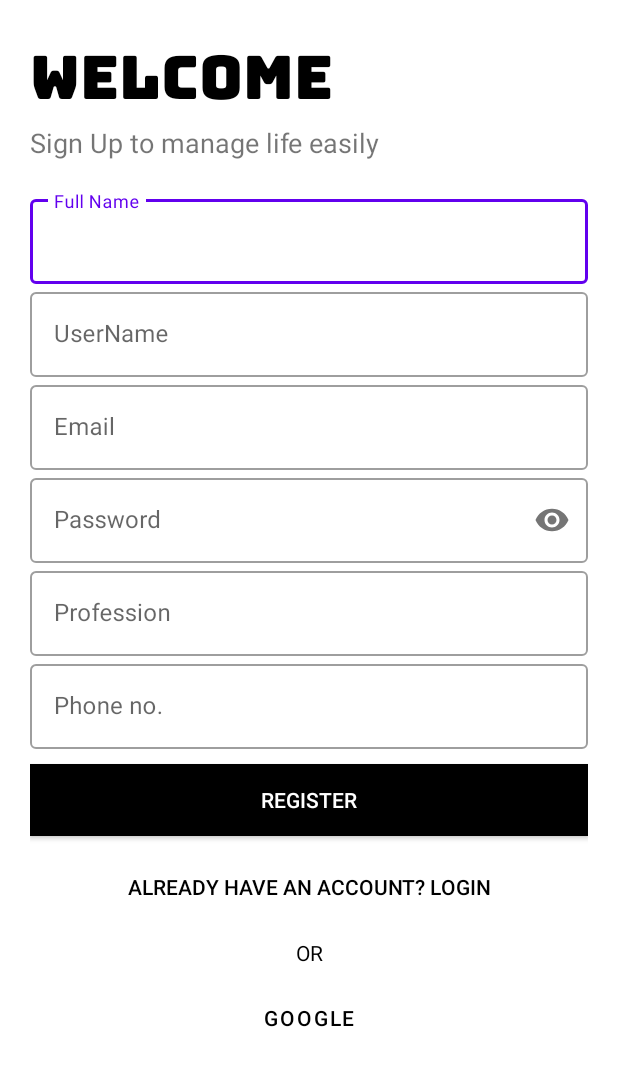
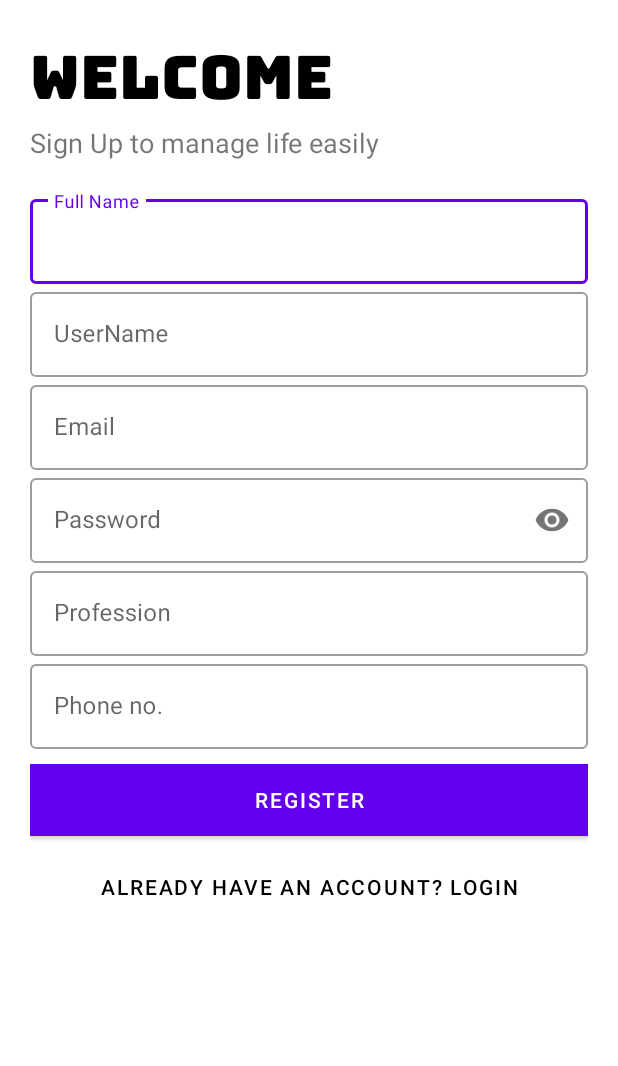
Before and after one commit to Nisarg-Chaudhari/InStock, an Android app: the RegisterationActivity screen opened directly, with no data from a screen before it, on a phone screen of 412 x 824 dp. Shown: the top 1066 px of the screen. Run offline under Robolectric (Android 15) with nearby library versions, the phone set to English and light mode, and no system bars; our stand-ins replace Firebase (no records; nobody signed in at launch, a user with empty details on screens opened directly).

Commit message:
google login integrated

```diff
--- a/app/src/main/res/layout/activity_registeration.xml
+++ b/app/src/main/res/layout/activity_registeration.xml
@@ -139,7 +139,7 @@
         android:text="register"
         android:id="@+id/register"
         android:textColor="#fff"
-        android:background="@color/black"
+        android:background="@color/purple_200"
         android:layout_marginBottom="10dp"/>
     <Button
         android:layout_width="match_parent"
@@ -149,20 +149,8 @@
         android:textColor="#000"
         android:background="#00000000"/>
 
-    <com.google.android.material.textview.MaterialTextView
-        android:layout_width="match_parent"
-        android:layout_height="wrap_content"
-        android:text="OR"
-        android:textColor="@color/black"
-        android:textAlignment="center"
-        android:layout_marginTop="10dp"
-        android:layout_marginBottom="10dp"/>
-    <com.google.android.material.button.MaterialButton
-        android:layout_width="match_parent"
-        android:layout_height="wrap_content"
-        android:text="Google"
-        android:textColor="@color/black"
-        android:background="#00000000"/>
+
+
 
 
 </LinearLayout>
--- a/app/src/main/res/values/themes.xml
+++ b/app/src/main/res/values/themes.xml
@@ -1,6 +1,6 @@
 <resources xmlns:tools="http://schemas.android.com/tools">
     <!-- Base application theme. -->
-    <style name="Theme.InStock" parent="Theme.MaterialComponents.Light.NoActionBar.Bridge">
+    <style name="Theme.InStock" parent="Theme.MaterialComponents.DayNight.NoActionBar">
         <!-- Primary brand color. -->
         <item name="colorPrimary">@color/purple_500</item>
         <item name="colorPrimaryVariant">@color/purple_700</item>
```
Also changed, not shown: app/build.gradle (+4 -3 lines), app/src/main/java/com/example/instock/LoginActivity.java (+117 -5 lines), app/src/main/java/com/example/instock/RegisterationActivity.java (+4 -4 lines), app/src/main/res/layout/activity_login.xml (+13 -11 lines).
